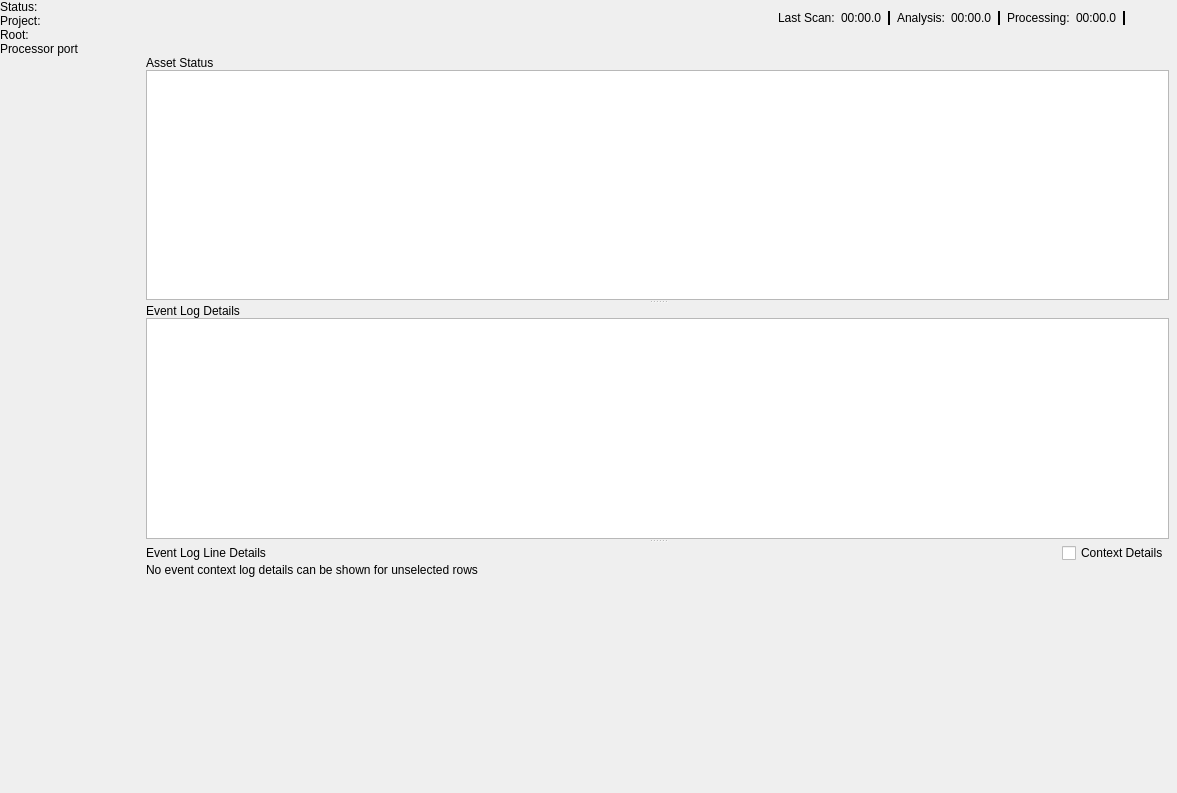
Old version of the form Code/Tools/AssetProcessor/native/ui/MainWindow.ui in the repository o3de/o3de.
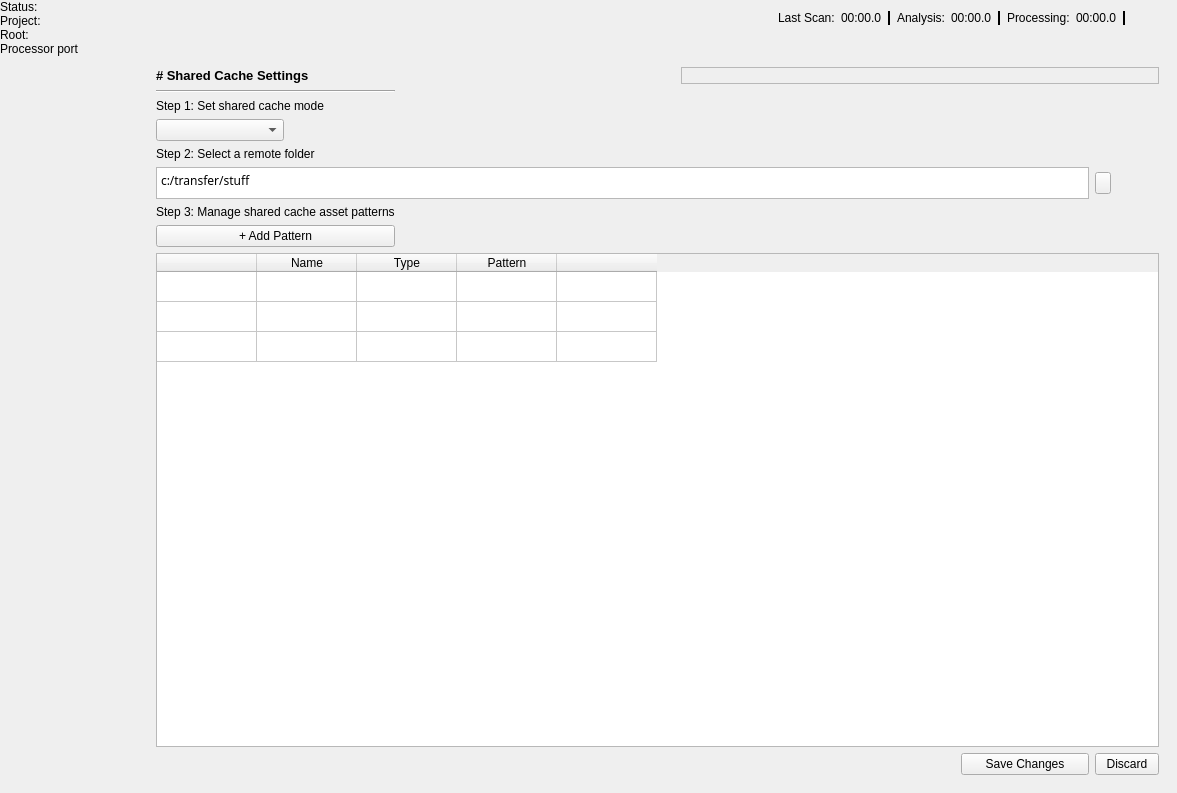
New version of the form. The open tabs and pages were chosen to show the change. Icons and pictures are not drawn. Custom widgets are drawn as their Qt base class.

Commit message: {lyn13480} Adding Shared Cache tab to the Asset Processor (#10565)

What changed in the file:
```diff
--- a/Code/Tools/AssetProcessor/native/ui/MainWindow.ui
+++ b/Code/Tools/AssetProcessor/native/ui/MainWindow.ui
@@ -1479,6 +1479,277 @@
           </item>
          </layout>
         </widget>
+        <widget class="QWidget" name="page">
+         <layout class="QGridLayout" name="gridLayout_2">
+          <property name="leftMargin">
+           <number>0</number>
+          </property>
+          <property name="topMargin">
+           <number>0</number>
+          </property>
+          <property name="rightMargin">
+           <number>0</number>
+          </property>
+          <property name="bottomMargin">
+           <number>0</number>
+          </property>
+          <item row="0" column="0">
+           <widget class="QWidget" name="widget" native="true">
+            <property name="sizePolicy">
+             <sizepolicy hsizetype="Preferred" vsizetype="Expanding">
+              <horstretch>0</horstretch>
+              <verstretch>0</verstretch>
+             </sizepolicy>
+            </property>
+            <layout class="QGridLayout" name="gridLayout" columnstretch="0,0,0,0,0">
+             <property name="sizeConstraint">
+              <enum>QLayout::SetDefaultConstraint</enum>
+             </property>
+             <property name="leftMargin">
+              <number>10</number>
+             </property>
+             <property name="rightMargin">
+              <number>10</number>
+             </property>
+             <property name="bottomMargin">
+              <number>10</number>
+             </property>
+             <item row="5" column="4">
+              <widget class="QPushButton" name="serverAddressButton">
+               <property name="maximumSize">
+                <size>
+                 <width>16</width>
+                 <height>16777215</height>
+                </size>
+               </property>
+               <property name="text">
+                <string/>
+               </property>
+              </widget>
+             </item>
+             <item row="1" column="0">
+              <widget class="Line" name="line">
+               <property name="orientation">
+                <enum>Qt::Horizontal</enum>
+               </property>
+              </widget>
+             </item>
+             <item row="4" column="0">
+              <widget class="QLabel" name="label_3">
+               <property name="text">
+                <string>Step 2: Select a remote folder</string>
+               </property>
+              </widget>
+             </item>
+             <item row="8" column="0" colspan="5">
+              <widget class="QTableWidget" name="sharedCacheTable">
+               <property name="wordWrap">
+                <bool>false</bool>
+               </property>
+               <property name="rowCount">
+                <number>3</number>
+               </property>
+               <property name="columnCount">
+                <number>5</number>
+               </property>
+               <attribute name="horizontalHeaderCascadingSectionResizes">
+                <bool>false</bool>
+               </attribute>
+               <attribute name="horizontalHeaderStretchLastSection">
+                <bool>false</bool>
+               </attribute>
+               <attribute name="verticalHeaderVisible">
+                <bool>false</bool>
+               </attribute>
+               <row>
+                <property name="text">
+                 <string>New Row</string>
+                </property>
+               </row>
+               <row/>
+               <row/>
+               <column>
+                <property name="text">
+                 <string/>
+                </property>
+                <property name="toolTip">
+                 <string>Toggle pattern activity.</string>
+                </property>
+               </column>
+               <column>
+                <property name="text">
+                 <string>Name</string>
+                </property>
+               </column>
+               <column>
+                <property name="text">
+                 <string>Type</string>
+                </property>
+                <property name="toolTip">
+                 <string extracomment="Choose how the pattern text will be used. Wildcard or regular expression supported. "/>
+                </property>
+               </column>
+               <column>
+                <property name="text">
+                 <string>Pattern</string>
+                </property>
+               </column>
+               <column>
+                <property name="text">
+                 <string/>
+                </property>
+                <property name="toolTip">
+                 <string>Remove the pattern.</string>
+                </property>
+               </column>
+              </widget>
+             </item>
+             <item row="5" column="0" colspan="4">
+              <widget class="QPlainTextEdit" name="serverAddressText">
+               <property name="sizePolicy">
+                <sizepolicy hsizetype="Expanding" vsizetype="Maximum">
+                 <horstretch>0</horstretch>
+                 <verstretch>0</verstretch>
+                </sizepolicy>
+               </property>
+               <property name="maximumSize">
+                <size>
+                 <width>16777215</width>
+                 <height>32</height>
+                </size>
+               </property>
+               <property name="font">
+                <font>
+                 <family>Amazon Ember Mono</family>
+                 <pointsize>9</pointsize>
+                </font>
+               </property>
+               <property name="toolTip">
+                <string>The remote folder should be accessible to the entire team.</string>
+               </property>
+               <property name="inputMethodHints">
+                <set>Qt::ImhNone</set>
+               </property>
+               <property name="plainText">
+                <string>c:/transfer/stuff</string>
+               </property>
+              </widget>
+             </item>
+             <item row="0" column="0">
+              <widget class="QLabel" name="sharedCacheTitle">
+               <property name="font">
+                <font>
+                 <pointsize>10</pointsize>
+                 <weight>75</weight>
+                 <bold>true</bold>
+                </font>
+               </property>
+               <property name="text">
+                <string># Shared Cache Settings</string>
+               </property>
+               <property name="textFormat">
+                <enum>Qt::MarkdownText</enum>
+               </property>
+              </widget>
+             </item>
+             <item row="9" column="4">
+              <widget class="QPushButton" name="sharedCacheDiscardButton">
+               <property name="maximumSize">
+                <size>
+                 <width>64</width>
+                 <height>16777215</height>
+                </size>
+               </property>
+               <property name="text">
+                <string>Discard</string>
+               </property>
+              </widget>
+             </item>
+             <item row="7" column="0">
+              <widget class="QPushButton" name="sharedCacheAddPattern">
+               <property name="toolTip">
+                <string>Add an asset pattern to cache to the remote folder.</string>
+               </property>
+               <property name="text">
+                <string>+ Add Pattern</string>
+               </property>
+              </widget>
+             </item>
+             <item row="6" column="0">
+              <widget class="QLabel" name="label_4">
+               <property name="text">
+                <string>Step 3: Manage shared cache asset patterns</string>
+               </property>
+              </widget>
+             </item>
+             <item row="2" column="0">
+              <widget class="QLabel" name="label_2">
+               <property name="text">
+                <string>Step 1: Set shared cache mode</string>
+               </property>
+              </widget>
+             </item>
+             <item row="9" column="3">
+              <widget class="QPushButton" name="sharedCacheSubmitButton">
+               <property name="maximumSize">
+                <size>
+                 <width>128</width>
+                 <height>16777215</height>
+                </size>
+               </property>
+               <property name="text">
+                <string>Save Changes</string>
+               </property>
+              </widget>
+             </item>
+             <item row="3" column="0">
+              <widget class="QComboBox" name="serverCacheModeOptions">
+               <property name="maximumSize">
+                <size>
+                 <width>128</width>
+                 <height>16777215</height>
+                </size>
+               </property>
+               <property name="toolTip">
+                <string>Select the mode the project should use to cache asset products.</string>
+               </property>
+               <property name="currentText">
+                <string>Placeholder</string>
+               </property>
+               <property name="placeholderText">
+                <string>Placeholder</string>
+               </property>
+              </widget>
+             </item>
+             <item row="0" column="2" colspan="3">
+              <widget class="QLabel" name="sharedCacheStatus">
+               <property name="font">
+                <font>
+                 <pointsize>10</pointsize>
+                </font>
+               </property>
+               <property name="frameShape">
+                <enum>QFrame::StyledPanel</enum>
+               </property>
+               <property name="frameShadow">
+                <enum>QFrame::Sunken</enum>
+               </property>
+               <property name="text">
+                <string/>
+               </property>
+               <property name="textFormat">
+                <enum>Qt::MarkdownText</enum>
+               </property>
+               <property name="margin">
+                <number>5</number>
+               </property>
+              </widget>
+             </item>
+            </layout>
+           </widget>
+          </item>
+         </layout>
+        </widget>
        </widget>
       </item>
      </layout>
```
Left out of the diff: 9 changed lines with no effect on the pictures. The commit also changes 13 other files.
